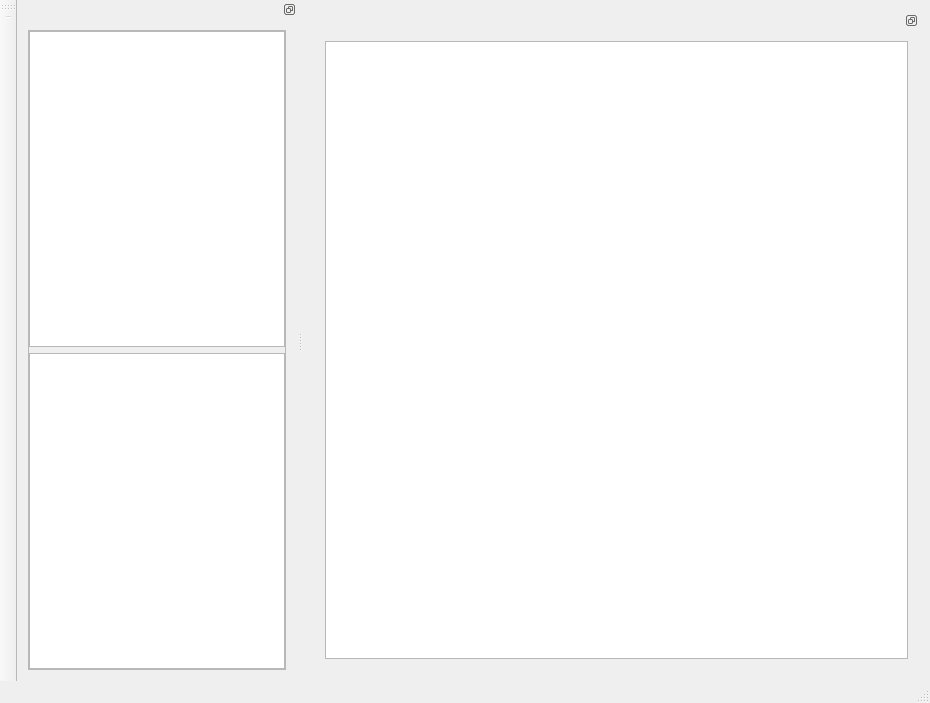
Before: the Qt Designer form mainwindow.ui in ArashMassoudieh/Aquifolium_GUI, drawn with Qt 5.
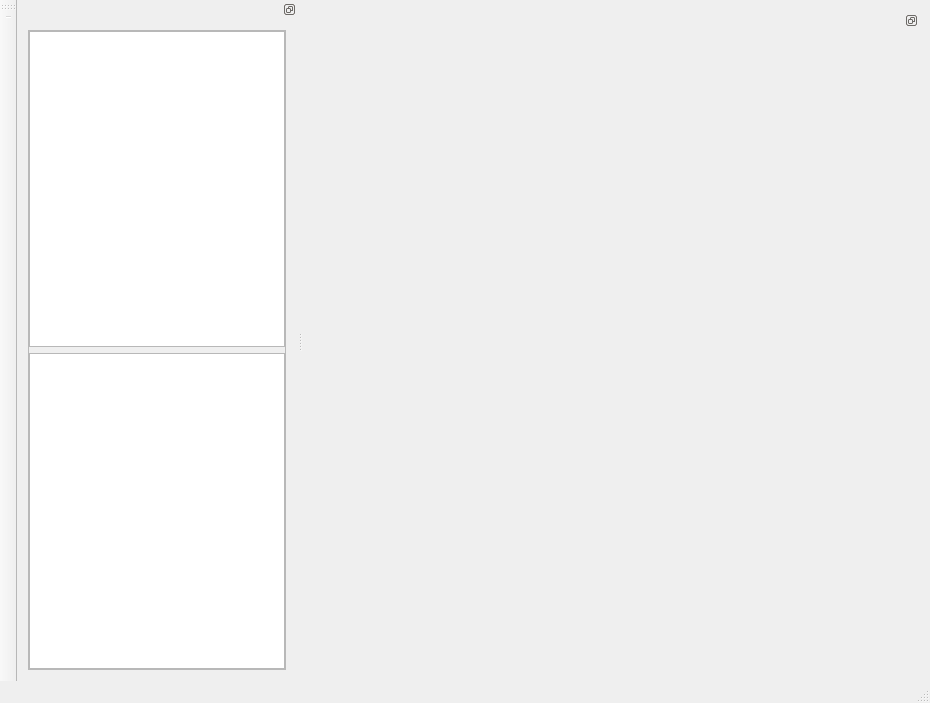
After: the same form once the commit is applied. Icons and pictures are not drawn.

Patch:
```diff
--- a/mainwindow.ui
+++ b/mainwindow.ui
@@ -27,11 +27,7 @@
        <set>QDockWidget::DockWidgetFloatable|QDockWidget::DockWidgetMovable</set>
       </property>
       <widget class="QWidget" name="dockWidgetContents_4">
-       <layout class="QVBoxLayout" name="verticalLayout_3">
-        <item>
-         <widget class="QGraphicsView" name="graphicsView_2"/>
-        </item>
-       </layout>
+       <layout class="QVBoxLayout" name="verticalLayout_3"/>
       </widget>
      </widget>
     </item>
```
